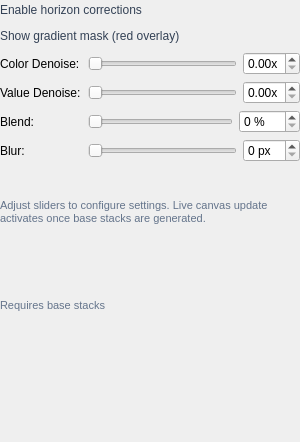
Above: src/startrails/ui/step_denoise_tune.ui from gkyle/startrails before the change. Below: the same form after it.
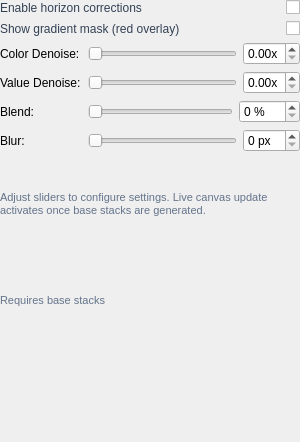
That is the form after the change. Icons and pictures are not drawn. Custom widgets are drawn as their Qt base class.

```diff
--- a/src/startrails/ui/step_denoise_tune.ui
+++ b/src/startrails/ui/step_denoise_tune.ui
@@ -62,13 +62,6 @@
        <property name="accessibleName">
         <string>Enable horizon corrections</string>
        </property>
-       <property name="styleSheet">
-        <string notr="true">QCheckBox#enableCorrections { spacing: 0px;}
-QCheckBox#enableCorrections::indicator { width: 36px; height: 20px; border-radius: 10px; }
-QCheckBox#enableCorrections::indicator:unchecked { image: url(:/startrails/ui/switch_off.svg); }
-QCheckBox#enableCorrections::indicator:checked { image: url(:/startrails/ui/switch_on.svg); }
-</string>
-       </property>
        <property name="text">
         <string/>
        </property>
@@ -112,13 +105,6 @@
        <property name="accessibleName">
         <string>Show gradient mask (red overlay)</string>
        </property>
-       <property name="styleSheet">
-        <string notr="true">QCheckBox#showGradientMask { spacing: 0px;}
-QCheckBox#showGradientMask::indicator { width: 36px; height: 20px; border-radius: 10px; }
-QCheckBox#showGradientMask::indicator:unchecked { image: url(:/startrails/ui/switch_off.svg); }
-QCheckBox#showGradientMask::indicator:checked { image: url(:/startrails/ui/switch_on.svg); }
-</string>
-       </property>
        <property name="text">
         <string/>
        </property>
```
Left out of the diff: 4 changed lines with no effect on the pictures.
